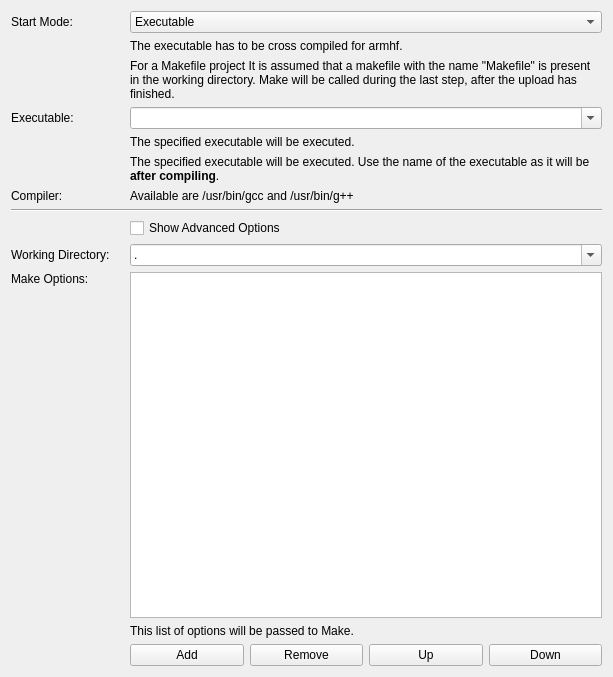
Before: the Qt Designer form src/brickv/plugin_system/plugins/red/ui/program_page_c.ui in Tinkerforge/brickv, drawn with Qt 5.
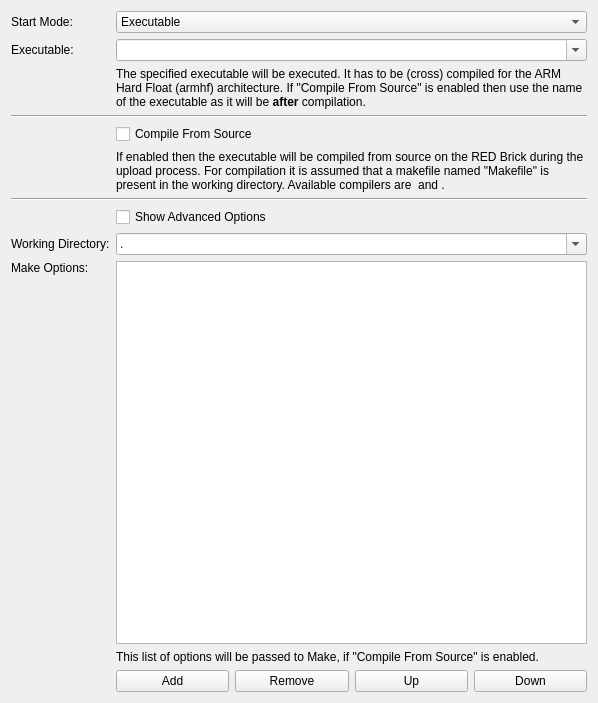
After: the same form once the commit is applied. Custom widgets are drawn as their Qt base class.

Commit message:
red-brick/pw: Move compile option from start mode to new check box for C/C++
This fits better with the common meaning of the start mode for other languages.

Patch:
```diff
--- a/src/brickv/plugin_system/plugins/red/ui/program_page_c.ui
+++ b/src/brickv/plugin_system/plugins/red/ui/program_page_c.ui
@@ -6,8 +6,8 @@
    <rect>
     <x>0</x>
     <y>0</y>
-    <width>613</width>
-    <height>677</height>
+    <width>598</width>
+    <height>703</height>
    </rect>
   </property>
   <property name="windowTitle">
@@ -16,15 +16,14 @@
   <layout class="QVBoxLayout" name="verticalLayout">
    <item>
     <layout class="QGridLayout" name="gridLayout">
-     <item row="8" column="1" colspan="4">
-      <widget class="QCheckBox" name="check_show_advanced_options">
-       <property name="text">
-        <string>Show Advanced Options</string>
-       </property>
-      </widget>
-     </item>
      <item row="0" column="1" colspan="4">
       <widget class="QComboBox" name="combo_start_mode">
+       <property name="sizePolicy">
+        <sizepolicy hsizetype="Preferred" vsizetype="Fixed">
+         <horstretch>1</horstretch>
+         <verstretch>0</verstretch>
+        </sizepolicy>
+       </property>
        <item>
         <property name="text">
          <string>Executable</string>
@@ -47,7 +46,7 @@
        </property>
       </widget>
      </item>
-     <item row="3" column="0">
+     <item row="1" column="0">
       <widget class="QLabel" name="label_executable">
        <property name="text">
         <string>Executable:</string>
@@ -57,34 +56,17 @@
        </property>
       </widget>
      </item>
-     <item row="4" column="1" colspan="4">
+     <item row="2" column="1" colspan="4">
       <widget class="QLabel" name="label_executable_help">
        <property name="text">
-        <string>The specified executable will be executed.</string>
+        <string>The specified executable will be executed. It has to be (cross) compiled for the ARM Hard Float (armhf) architecture. If "Compile From Source" is enabled then use the name of the executable as it will be &lt;b&gt;after&lt;/b&gt; compilation.</string>
        </property>
        <property name="wordWrap">
         <bool>true</bool>
        </property>
       </widget>
      </item>
-     <item row="7" column="0" colspan="5">
-      <widget class="Line" name="line">
-       <property name="orientation">
-        <enum>Qt::Horizontal</enum>
-       </property>
-      </widget>
-     </item>
      <item row="9" column="0">
-      <widget class="QLabel" name="label_working_directory">
-       <property name="text">
-        <string>Working Directory:</string>
-       </property>
-       <property name="buddy">
-        <cstring>combo_working_directory</cstring>
-       </property>
-      </widget>
-     </item>
-     <item row="10" column="0">
       <widget class="QLabel" name="label_options">
        <property name="text">
         <string>Make Options:</string>
@@ -98,55 +80,40 @@
       </widget>
      </item>
      <item row="9" column="1" colspan="4">
-      <widget class="QComboBox" name="combo_working_directory">
-       <property name="editable">
-        <bool>true</bool>
-       </property>
-       <property name="insertPolicy">
-        <enum>QComboBox::NoInsert</enum>
-       </property>
-       <item>
-        <property name="text">
-         <string>.</string>
-        </property>
-       </item>
-      </widget>
-     </item>
-     <item row="10" column="1" colspan="4">
       <widget class="ExpandingListWidget" name="list_options"/>
      </item>
-     <item row="12" column="1">
+     <item row="11" column="1">
       <widget class="QPushButton" name="button_add_option">
        <property name="text">
         <string>Add</string>
        </property>
       </widget>
      </item>
-     <item row="12" column="2">
+     <item row="11" column="2">
       <widget class="QPushButton" name="button_remove_option">
        <property name="text">
         <string>Remove</string>
        </property>
       </widget>
      </item>
-     <item row="12" column="3">
+     <item row="11" column="3">
       <widget class="QPushButton" name="button_up_option">
        <property name="text">
         <string>Up</string>
        </property>
       </widget>
      </item>
-     <item row="12" column="4">
+     <item row="11" column="4">
       <widget class="QPushButton" name="button_down_option">
        <property name="text">
         <string>Down</string>
        </property>
       </widget>
      </item>
-     <item row="11" column="1" colspan="4">
+     <item row="10" column="1" colspan="4">
       <widget class="QLabel" name="label_options_help">
        <property name="text">
-        <string>This list of options will be passed to Make.</string>
+        <string>This list of options will be passed to Make, if "Compile From Source" is enabled.</string>
        </property>
        <property name="wordWrap">
         <bool>true</bool>
@@ -154,26 +121,6 @@
       </widget>
      </item>
      <item row="1" column="1" colspan="4">
-      <widget class="QLabel" name="label_start_executable_help">
-       <property name="text">
-        <string>The executable has to be cross compiled for armhf.</string>
-       </property>
-       <property name="wordWrap">
-        <bool>true</bool>
-       </property>
-      </widget>
-     </item>
-     <item row="2" column="1" colspan="4">
-      <widget class="QLabel" name="label_start_make_help">
-       <property name="text">
-        <string>For a Makefile project It is assumed that a makefile with the name &quot;Makefile&quot; is present in the working directory. Make will be called during the last step, after the upload has finished.</string>
-       </property>
-       <property name="wordWrap">
-        <bool>true</bool>
-       </property>
-      </widget>
-     </item>
-     <item row="3" column="1" colspan="4">
       <widget class="QComboBox" name="combo_executable">
        <property name="editable">
         <bool>true</bool>
@@ -183,27 +130,66 @@
        </property>
       </widget>
      </item>
+     <item row="3" column="0" colspan="5">
+      <widget class="Line" name="line1">
+       <property name="orientation">
+        <enum>Qt::Horizontal</enum>
+       </property>
+      </widget>
+     </item>
+     <item row="4" column="1" colspan="4">
+      <widget class="QCheckBox" name="check_compile_from_source">
+       <property name="text">
+        <string>Compile From Source</string>
+       </property>
+      </widget>
+     </item>
      <item row="5" column="1" colspan="4">
       <widget class="QLabel" name="label_executable_make_help">
        <property name="text">
-        <string>The specified executable will be executed. Use the name of the executable as it will be &lt;b&gt;after compiling&lt;/b&gt;.</string>
+        <string>If enabled then the executable will be compiled from source on the RED Brick during the upload process. For compilation it is assumed that a makefile named &quot;Makefile&quot; is present in the working directory. Available compilers are &lt;GCC&gt; and &lt;G++&gt;.</string>
        </property>
        <property name="wordWrap">
         <bool>true</bool>
        </property>
       </widget>
      </item>
-     <item row="6" column="0">
-      <widget class="QLabel" name="label_compiler">
+     <item row="7" column="1" colspan="4">
+      <widget class="QCheckBox" name="check_show_advanced_options">
        <property name="text">
-        <string>Compiler:</string>
+        <string>Show Advanced Options</string>
        </property>
       </widget>
      </item>
-     <item row="6" column="1" colspan="4">
-      <widget class="QLabel" name="label_compiler_available">
+     <item row="6" column="0" colspan="5">
+      <widget class="Line" name="line2">
+       <property name="orientation">
+        <enum>Qt::Horizontal</enum>
+       </property>
+      </widget>
+     </item>
+     <item row="8" column="1" colspan="4">
+      <widget class="QComboBox" name="combo_working_directory">
+       <property name="editable">
+        <bool>true</bool>
+       </property>
+       <property name="insertPolicy">
+        <enum>QComboBox::NoInsert</enum>
+       </property>
+       <item>
+        <property name="text">
+         <string>.</string>
+        </property>
+       </item>
+      </widget>
+     </item>
+     <item row="8" column="0">
+      <widget class="QLabel" name="label_working_directory">
        <property name="text">
-        <string>Available are /usr/bin/gcc and /usr/bin/g++</string>
+        <string>Working Directory:</string>
+       </property>
+       <property name="buddy">
+        <cstring>combo_working_directory</cstring>
        </property>
       </widget>
      </item>
```
Left out of the diff: 10 changed lines with no effect on the pictures. The commit also changes 3 other files.
